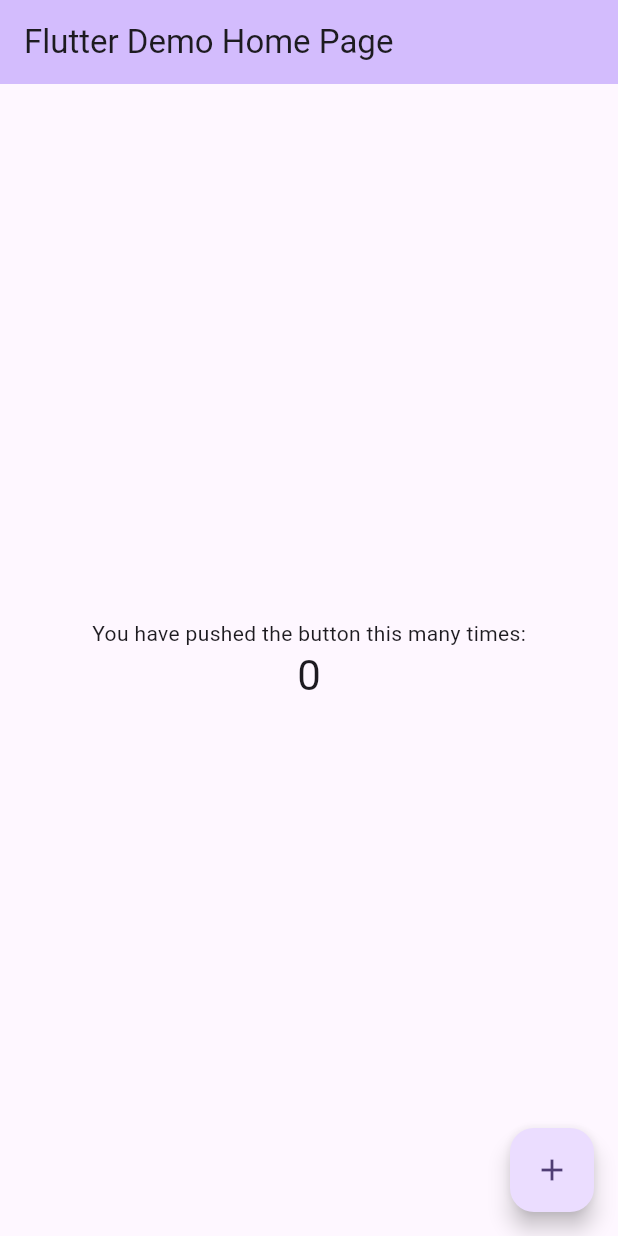
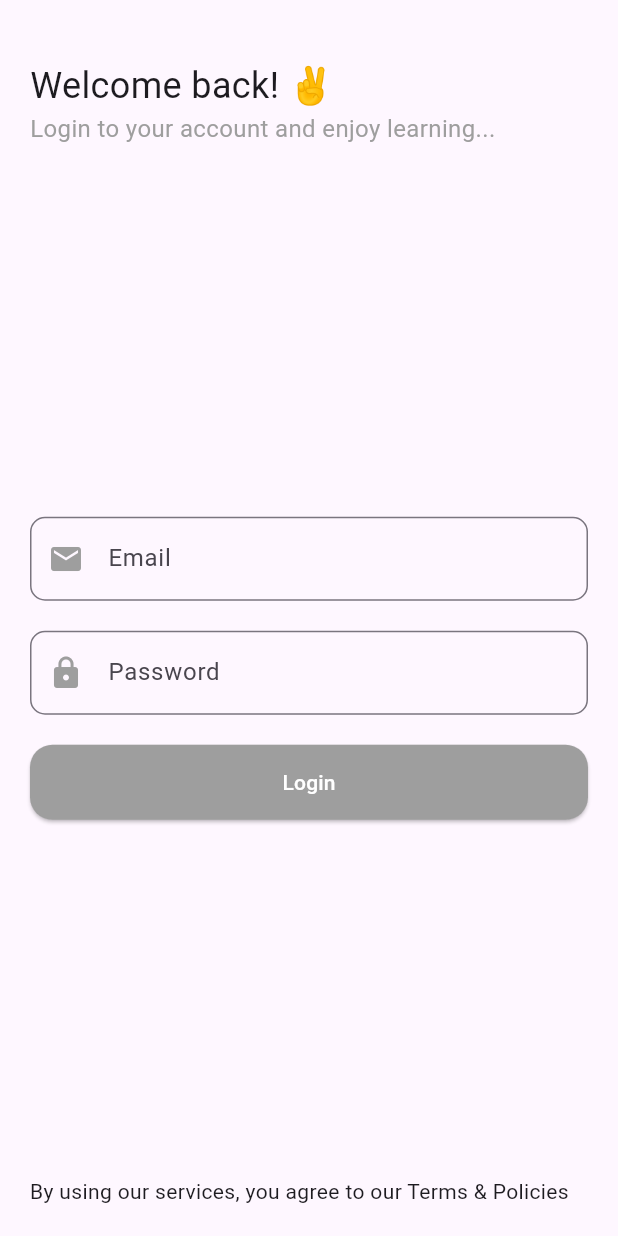
Before and after one commit to Meetdobariya6868/poly_language, a Flutter app: the screen it shows after launch, on a phone screen of 412 x 824 dp. Run offline on Flutter 3.47's test engine with Material 3 defaults, Android fonts, the light colour scheme and no system bars; our stand-ins replace fluttertoast.

Commit message:
initial commit

```diff
--- a/lib/main.dart
+++ b/lib/main.dart
@@ -1,4 +1,5 @@
 import 'package:flutter/material.dart';
+import 'package:poly_language/signin/signin.dart';
 
 void main() {
   runApp(const MyApp());
@@ -16,95 +17,7 @@ class MyApp extends StatelessWidget {
         colorScheme: ColorScheme.fromSeed(seedColor: Colors.deepPurple),
         useMaterial3: true,
       ),
-      home: const MyHomePage(title: 'Flutter Demo Home Page'),
+      home: SignInScreen(),
     );
   }
 }
-
-class MyHomePage extends StatefulWidget {
-  const MyHomePage({super.key, required this.title});
-
-  // This widget is the home page of your application. It is stateful, meaning
-  // that it has a State object (defined below) that contains fields that affect
-  // how it looks.
-
-  // This class is the configuration for the state. It holds the values (in this
-  // case the title) provided by the parent (in this case the App widget) and
-  // used by the build method of the State. Fields in a Widget subclass are
-  // always marked "final".
-
-  final String title;
-
-  @override
-  State<MyHomePage> createState() => _MyHomePageState();
-}
-
-class _MyHomePageState extends State<MyHomePage> {
-  int _counter = 0;
-
-  void _incrementCounter() {
-    setState(() {
-      // This call to setState tells the Flutter framework that something has
-      // changed in this State, which causes it to rerun the build method below
-      // so that the display can reflect the updated values. If we changed
-      // _counter without calling setState(), then the build method would not be
-      // called again, and so nothing would appear to happen.
-      _counter++;
-    });
-  }
-
-  @override
-  Widget build(BuildContext context) {
-    // This method is rerun every time setState is called, for instance as done
-    // by the _incrementCounter method above.
-    //
-    // The Flutter framework has been optimized to make rerunning build methods
-    // fast, so that you can just rebuild anything that needs updating rather
-    // than having to individually change instances of widgets.
-    return Scaffold(
-      appBar: AppBar(
-        // TRY THIS: Try changing the color here to a specific color (to
-        // Colors.amber, perhaps?) and trigger a hot reload to see the AppBar
-        // change color while the other colors stay the same.
-        backgroundColor: Theme.of(context).colorScheme.inversePrimary,
-        // Here we take the value from the MyHomePage object that was created by
-        // the App.build method, and use it to set our appbar title.
-        title: Text(widget.title),
-      ),
-      body: Center(
-        // Center is a layout widget. It takes a single child and positions it
-        // in the middle of the parent.
-        child: Column(
-          // Column is also a layout widget. It takes a list of children and
-          // arranges them vertically. By default, it sizes itself to fit its
-          // children horizontally, and tries to be as tall as its parent.
-          //
-          // Column has various properties to control how it sizes itself and
-          // how it positions its children. Here we use mainAxisAlignment to
-          // center the children vertically; the main axis here is the vertical
-          // axis because Columns are vertical (the cross axis would be
-          // horizontal).
-          //
-          // TRY THIS: Invoke "debug painting" (choose the "Toggle Debug Paint"
-          // action in the IDE, or press "p" in the console), to see the
-          // wireframe for each widget.
-          mainAxisAlignment: MainAxisAlignment.center,
-          children: <Widget>[
-            const Text(
-              'You have pushed the button this many times:',
-            ),
-            Text(
-              '$_counter',
-              style: Theme.of(context).textTheme.headlineMedium,
-            ),
-          ],
-        ),
-      ),
-      floatingActionButton: FloatingActionButton(
-        onPressed: _incrementCounter,
-        tooltip: 'Increment',
-        child: const Icon(Icons.add),
-      ), // This trailing comma makes auto-formatting nicer for build methods.
-    );
-  }
-}
--- a/lib/signin/signin.dart
+++ b/lib/signin/signin.dart
@@ -0,0 +1,133 @@
+import 'package:flutter/material.dart';
+import 'package:fluttertoast/fluttertoast.dart';
+
+import '../navigation/navigation_screen.dart';
+
+class SignInScreen extends StatelessWidget {
+  @override
+  Widget build(BuildContext context) {
+    return Scaffold(
+      body: SafeArea(
+        child: Padding(
+          padding: EdgeInsets.all(20.0),
+          child: Column(
+            crossAxisAlignment: CrossAxisAlignment.start,
+            children: [
+              // Heading
+              Padding(
+                padding: EdgeInsets.only(top: 20.0),
+                child: Row(
+                  children: [
+                    Text(
+                      'Welcome back! ✌️',
+                      style: TextStyle(fontSize: 24.0),
+                    ),
+                    // Icon(Icons.hand),
+                  ],
+                ),
+              ),
+              Text(
+                'Login to your account and enjoy learning...',
+                style: TextStyle(fontSize: 16.0, color: Colors.grey),
+              ),
+              SizedBox(height: 30.0),
+              Spacer(), // Space between subtext and text fields
+
+              // Email TextField
+              CustomTextField(
+                prefixIcon: Icons.mail,
+                hintText: 'Email',
+              ),
+              SizedBox(height: 20.0),
+
+              // Password TextField
+              CustomTextField(
+                prefixIcon: Icons.lock,
+                hintText: 'Password',
+                obscureText: true,
+              ),
+              SizedBox(height: 20.0),
+
+              // Login Button
+              SizedBox(
+                width: double.infinity,
+                height: 50.0, // Specify the height of the button
+                child: ElevatedButton(
+                  onPressed: () {
+                    // Add your login logic here
+                    String email = "123";
+                    String password = "123";
+
+                    // Check if email and password match
+                    if (email == "123" && password == "123") {
+                      // Redirect to home page
+                      Navigator.pushReplacement(
+                        context,
+                        MaterialPageRoute(builder: (context) => NavigationScreen()),
+                      );
+                    } else {
+                      // Show toast for wrong password
+                      Fluttertoast.showToast(
+                        msg: "Incorrect password. Please try again.",
+                        toastLength: Toast.LENGTH_SHORT,
+                        gravity: ToastGravity.CENTER,
+                      );
+                    }
+                  },
+                  style: ButtonStyle(
+                    backgroundColor: MaterialStateProperty.all(Colors.grey),
+                    shape: MaterialStateProperty.all<RoundedRectangleBorder>(
+                      RoundedRectangleBorder(
+                        borderRadius: BorderRadius.circular(15.0), // Adjust the radius here
+                      ),
+                    ),
+                  ),
+                  child: Text(
+                    'Login',
+                    style: TextStyle(color: Colors.white),
+                  ),
+                ),
+              ),
+              SizedBox(height: 20.0),
+              Spacer(),
+
+              // Terms & Policies Text
+              Text(
+                'By using our services, you agree to our Terms & Policies',
+                textAlign: TextAlign.center,
+                style: TextStyle(fontSize: 14.0),
+              ),
+            ],
+          ),
+        ),
+      ),
+    );
+  }
+}
+
+class CustomTextField extends StatelessWidget {
+  final IconData prefixIcon;
+  final String hintText;
+  final bool obscureText;
+
+  const CustomTextField({
+    Key? key,
+    required this.prefixIcon,
+    required this.hintText,
+    this.obscureText = false,
+  }) : super(key: key);
+
+  @override
+  Widget build(BuildContext context) {
+    return TextField(
+      obscureText: obscureText,
+      decoration: InputDecoration(
+        prefixIcon: Icon(prefixIcon, color: Colors.grey),
+        hintText: hintText,
+        border: OutlineInputBorder(
+          borderRadius: BorderRadius.circular(10.0),
+        ),
+      ),
+    );
+  }
+}
--- a/pubspec.yaml
+++ b/pubspec.yaml
@@ -35,6 +35,7 @@ dependencies:
   # The following adds the Cupertino Icons font to your application.
   # Use with the CupertinoIcons class for iOS style icons.
   cupertino_icons: ^1.0.2
+  fluttertoast:
 
 dev_dependencies:
   flutter_test:
```
Also changed, not shown: lib/navigation/blog_screen.dart (+13 -0 lines), lib/navigation/camera_screen.dart (+13 -0 lines), lib/navigation/categories_screen.dart (+13 -0 lines), lib/navigation/home_screen.dart (+277 -0 lines), lib/navigation/navigation_screen.dart (+71 -65 lines), lib/navigation/provider_screen.dart (+13 -0 lines), pubspec.lock.
